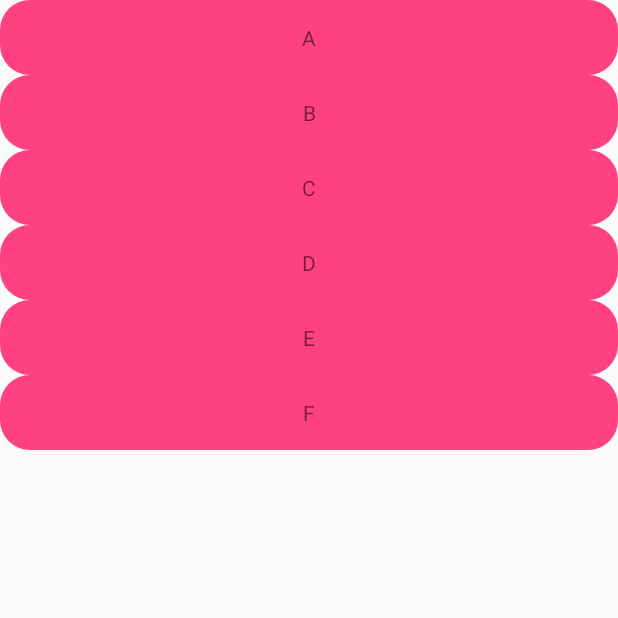
After one commit to rosaemperor/MyApplication, an Android app: the DoubleRecycleViewActivity screen opened directly, with no data from a screen before it, on a phone screen of 412 x 824 dp, the top half of it. The commit adds this screen. Run offline under Robolectric (Android 15) with nearby library versions, the phone set to English and light mode, and no system bars; our stand-ins replace data binding.

Commit message:
Rejected commit: 增加了双recycleView的activity

```diff
--- a/app/src/main/AndroidManifest.xml
+++ b/app/src/main/AndroidManifest.xml
@@ -28,6 +28,7 @@
         <activity android:name=".TouchTestActivity"/>
         <activity android:name=".EventBusTestActivity"/>
         <activity android:name=".EventBusSendActivity"/>
+        <activity android:name=".DoubleRecycleViewActivity"/>
         <activity android:name=".ReginstActivity"/>
     </application>
 
--- /dev/null
+++ b/app/src/main/java/com/myapplication/DoubleRecycleViewActivity.java
@@ -0,0 +1,38 @@
+package com.myapplication;
+
+import android.databinding.DataBindingUtil;
+import android.os.Bundle;
+import android.support.annotation.Nullable;
+import android.support.v7.app.AppCompatActivity;
+import android.support.v7.widget.DefaultItemAnimator;
+import android.support.v7.widget.LinearLayoutManager;
+
+import com.myapplication.adapter.RecycleFatherAdapter;
+import com.myapplication.databinding.LayoutDoubleRecycleviewBinding;
+
+import java.util.ArrayList;
+import java.util.List;
+
+
+/**
+ * Created by Administrator on 2017/8/30.
+ */
+
+public class DoubleRecycleViewActivity extends AppCompatActivity{
+    private LayoutDoubleRecycleviewBinding binding;
+    private RecycleFatherAdapter fatherAdapter;
+    private List<String> data=new ArrayList<>();
+    @Override
+    protected void onCreate(@Nullable Bundle savedInstanceState) {
+        super.onCreate(savedInstanceState);
+        binding=DataBindingUtil.setContentView(DoubleRecycleViewActivity.this,R.layout.layout_double_recycleview);
+        binding.recycleFarther.setLayoutManager(new LinearLayoutManager(this));
+
+        for(int i = 'A'; i < 'G'; i++){
+            data.add(""+(char)i);
+        }
+        fatherAdapter=new RecycleFatherAdapter(this,data);
+        binding.recycleFarther.setAdapter(fatherAdapter);
+        binding.recycleFarther.setItemAnimator(new DefaultItemAnimator());
+    }
+}
--- a/app/src/main/java/com/myapplication/MainActivity.java
+++ b/app/src/main/java/com/myapplication/MainActivity.java
@@ -100,7 +100,9 @@ public class MainActivity extends AppCompatActivity
             startActivity(intent);
 
         } else if (id == R.id.nav_share) {
-
+            Intent intent=new Intent();
+            intent.setClass(MainActivity.this,DoubleRecycleViewActivity.class);
+            startActivity(intent);
         } else if (id == R.id.nav_send) {
 
         }
--- /dev/null
+++ b/app/src/main/java/com/myapplication/adapter/RecycleChildAdapter.java
@@ -0,0 +1,52 @@
+package com.myapplication.adapter;
+
+import android.content.Context;
+import android.support.v7.widget.RecyclerView;
+import android.view.LayoutInflater;
+import android.view.View;
+import android.view.ViewGroup;
+import android.widget.TextView;
+
+import com.myapplication.R;
+
+import java.util.List;
+
+/**
+ * Created by Administrator on 2017/8/30.
+ */
+
+public class RecycleChildAdapter extends RecyclerView.Adapter<RecycleChildAdapter.MyViewHolder>{
+    private Context context;
+    private List<String> data;
+
+    public RecycleChildAdapter(Context context, List<String> data) {
+        this.context = context;
+        this.data = data;
+    }
+
+    @Override
+    public RecycleChildAdapter.MyViewHolder onCreateViewHolder(ViewGroup parent, int viewType) {
+        MyViewHolder childHolder =new MyViewHolder(LayoutInflater.from(
+                context).inflate(R.layout.double_items_recycle, parent,
+                false));
+        return childHolder;
+    }
+
+    @Override
+    public void onBindViewHolder(MyViewHolder holder, int position) {
+        holder.textView.setText(data.get(position));
+    }
+
+    @Override
+    public int getItemCount() {
+        return data.size();
+    }
+
+    public class MyViewHolder extends RecyclerView.ViewHolder {
+        TextView textView;
+        public MyViewHolder(View itemView) {
+            super(itemView);
+            textView = (TextView) itemView.findViewById(R.id.text);
+        }
+    }
+}
--- /dev/null
+++ b/app/src/main/java/com/myapplication/adapter/RecycleFatherAdapter.java
@@ -0,0 +1,67 @@
+package com.myapplication.adapter;
+
+import android.content.Context;
+import android.support.v7.widget.LinearLayoutManager;
+import android.support.v7.widget.RecyclerView;
+import android.view.LayoutInflater;
+import android.view.View;
+import android.view.ViewGroup;
+import android.widget.TextView;
+
+import com.myapplication.R;
+
+import java.util.List;
+
+/**
+ * Created by Administrator on 2017/8/30.
+ */
+
+public class RecycleFatherAdapter extends RecyclerView.Adapter<RecycleFatherAdapter.MyViewHolder>{
+   private Context context;
+    private List<String> data;
+
+    public RecycleFatherAdapter(Context context, List<String> data) {
+        this.context = context;
+        this.data = data;
+    }
+
+    @Override
+    public RecycleFatherAdapter.MyViewHolder onCreateViewHolder(ViewGroup parent, int viewType) {
+        MyViewHolder holder= new MyViewHolder(LayoutInflater.from(
+                context).inflate(R.layout.double_child_recycle, parent,
+                false));
+        return holder;
+    }
+
+    @Override
+    public void onBindViewHolder(final RecycleFatherAdapter.MyViewHolder holder, int position) {
+               holder.textView.setText(data.get(position));
+               holder.textView.setOnClickListener(new View.OnClickListener() {
+                   @Override
+                   public void onClick(View v) {
+                       if(holder.recyclerView.getVisibility()== View.VISIBLE){
+                           holder.recyclerView.setVisibility(View.GONE);
+                       }else {
+                           holder.recyclerView.setVisibility(View.VISIBLE);
+                       }
+                   }
+               });
+    }
+
+    @Override
+    public int getItemCount() {
+        return data.size();
+    }
+
+    public class MyViewHolder extends RecyclerView.ViewHolder {
+        private RecyclerView recyclerView;
+        TextView textView;
+        public MyViewHolder(View itemView) {
+            super(itemView);
+            textView = (TextView) itemView.findViewById(R.id.text);
+            recyclerView= (RecyclerView) itemView.findViewById(R.id.child);
+            recyclerView.setLayoutManager(new LinearLayoutManager(context));
+            recyclerView.setAdapter(new RecycleChildAdapter(context,data));
+        }
+    }
+}
--- a/app/src/main/java/com/myapplication/viewModel/ReginstViewModel.java
+++ b/app/src/main/java/com/myapplication/viewModel/ReginstViewModel.java
@@ -62,7 +62,9 @@ public class ReginstViewModel implements View.OnClickListener{
             @Override
             public void onResponse(Call<LoginBean> call, Response<LoginBean> response) {
                 if(response.code()==200){
-                    Toast.makeText(context,"200"+""+response.body().getOperate_mode(),Toast.LENGTH_LONG).show();
+                    Toast.makeText(context,response.body().getTp_user()+"200"+""+response.body().getAb_user(),Toast
+                            .LENGTH_LONG)
+                            .show();
                 }
             }
 
--- /dev/null
+++ b/app/src/main/res/layout/double_child_recycle.xml
@@ -0,0 +1,27 @@
+<?xml version="1.0" encoding="utf-8"?>
+<layout xmlns:android="http://schemas.android.com/apk/res/android">
+    <data>
+
+    </data>
+
+<LinearLayout
+              android:orientation="vertical"
+              android:layout_width="match_parent"
+              android:layout_height="wrap_content">
+    <TextView
+        android:layout_width="match_parent"
+        android:layout_height="wrap_content"
+        android:padding="15dp"
+        android:id="@+id/text"
+        android:text="1111"
+        android:gravity="center"
+        android:background="@drawable/shape_round_conner"/>
+    <android.support.v7.widget.RecyclerView
+        android:id="@+id/child"
+        android:visibility="gone"
+        android:layout_width="match_parent"
+        android:layout_height="wrap_content">
+
+    </android.support.v7.widget.RecyclerView>
+
+</LinearLayout></layout>
--- /dev/null
+++ b/app/src/main/res/layout/layout_double_recycleview.xml
@@ -0,0 +1,19 @@
+<?xml version="1.0" encoding="utf-8"?>
+<layout xmlns:android="http://schemas.android.com/apk/res/android">
+    <data>
+        <variable
+            name="viewModel"
+            type="com.myapplication.viewModel.DoubleRecycleViewModel"/>
+    </data>
+
+<LinearLayout
+              android:orientation="vertical"
+              android:layout_width="match_parent"
+              android:layout_height="match_parent">
+    <android.support.v7.widget.RecyclerView
+        android:layout_width="match_parent"
+        android:id="@+id/recycle_farther"
+        android:layout_height="match_parent"/>
+
+
+</LinearLayout></layout>
--- a/app/src/main/res/menu/activity_main_drawer.xml
+++ b/app/src/main/res/menu/activity_main_drawer.xml
@@ -25,7 +25,7 @@
             <item
                 android:id="@+id/nav_share"
                 android:icon="@drawable/ic_menu_share"
-                android:title="Share"/>
+                android:title="doubleRecycleview"/>
             <item
                 android:id="@+id/nav_send"
                 android:icon="@drawable/ic_menu_send"
```
Also changed, not shown: app/src/main/java/com/myapplication/bean/LoginBean.java (+19 -0 lines), app/src/main/java/com/myapplication/viewModel/DoubleRecycleViewModel.java (added, +8 -0 lines), app/src/main/res/layout/double_items_recycle.xml (added, +27 -0 lines).
